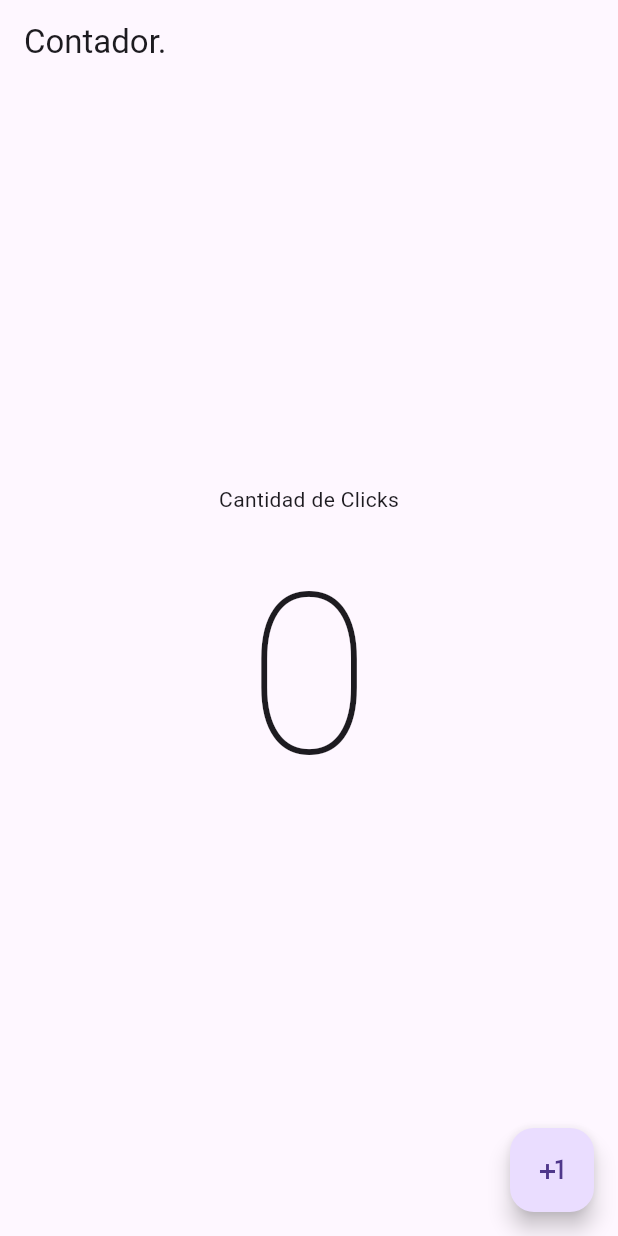
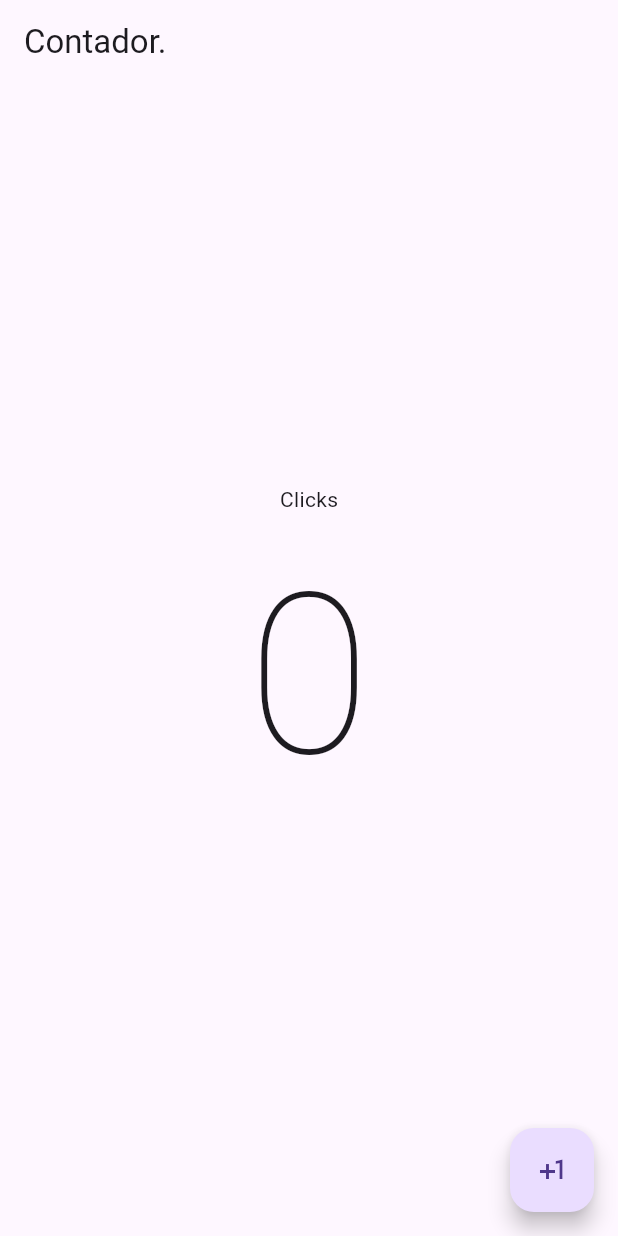
Before and after one commit to Kelyn196/contador_app, a Flutter app: the screen it shows after launch, on a phone screen of 412 x 824 dp. Run offline on Flutter 3.47's test engine with Material 3 defaults, Android fonts, the phone set to English and light mode, and no system bars.

Commit message:
solo clicks

```diff
--- a/lib/pantallas/contador.dart
+++ b/lib/pantallas/contador.dart
@@ -19,7 +19,7 @@ class _contadorState extends State<contador> {
         child: Column(
           mainAxisAlignment: MainAxisAlignment.center,
           children: [
-            Text('Cantidad de Clicks'), //Texto a mostrar
+            Text('Clicks'), //Texto a mostrar
             Text(
               '$clickcontador',
               style: TextStyle(fontSize: 150, fontWeight: FontWeight.w100),
```
